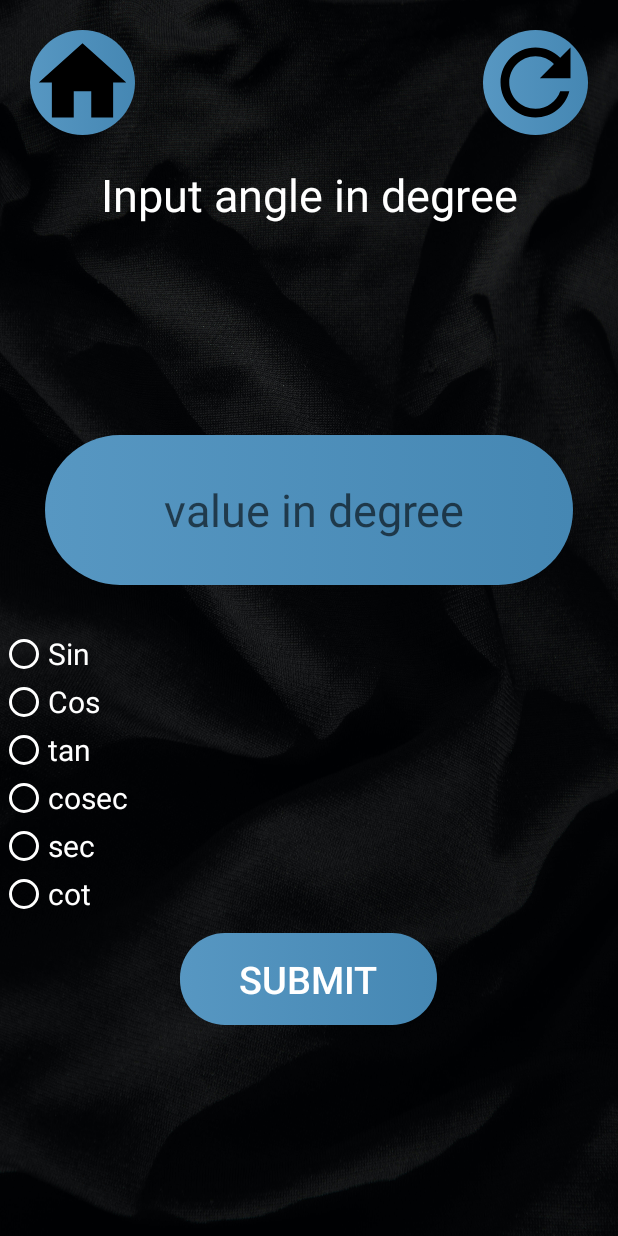
After one commit to ishita1521/calculator_android_app, an Android app: the TrignometryActivity screen opened directly, with no data from a screen before it, on a phone screen of 412 x 824 dp. The commit adds this screen. Run offline under Robolectric (Android 15) with nearby library versions, the phone set to English and light mode, and no system bars.

Commit message:
trignometry function add

```diff
--- a/app/src/main/java/com/example/calculator/Maths_tools_page.java
+++ b/app/src/main/java/com/example/calculator/Maths_tools_page.java
@@ -34,4 +34,9 @@ public class Maths_tools_page extends AppCompatActivity {
         startActivity(intent);
 
     }
+
+    public void trignometry(View view) {
+        Intent intent = new Intent(this,TrignometryActivity.class);
+        startActivity(intent);
+    }
 }
--- /dev/null
+++ b/app/src/main/java/com/example/calculator/TrignometryActivity.java
@@ -0,0 +1,115 @@
+package com.example.calculator;
+
+import androidx.appcompat.app.AppCompatActivity;
+
+import android.content.Intent;
+import android.os.Bundle;
+import android.view.View;
+import android.widget.Button;
+import android.widget.EditText;
+import android.widget.RadioButton;
+import android.widget.RadioGroup;
+import android.widget.TextView;
+import android.widget.Toast;
+
+public class TrignometryActivity extends AppCompatActivity {
+
+
+    EditText editText;
+    TextView textView;
+    Button button;
+    private RadioGroup radioGroup;
+
+
+    @Override
+    protected void onCreate(Bundle savedInstanceState) {
+        super.onCreate(savedInstanceState);
+        setContentView(R.layout.activity_trignometry);
+
+        editText  =findViewById(R.id.edittex_trignometry);
+        textView = findViewById(R.id.textView_trignometry);
+        button = findViewById(R.id.buttonsubmit_trignometry);
+
+
+        radioGroup = (RadioGroup)findViewById(R.id.groupradio);
+
+        // Uncheck or reset the radio buttons initially
+        radioGroup.clearCheck();
+
+        // Add the Listener to the RadioGroup
+        radioGroup.setOnCheckedChangeListener(
+                new RadioGroup
+                        .OnCheckedChangeListener() {
+                    @Override
+
+                    // The flow will come here when
+                    // any of the radio buttons in the radioGroup
+                    // has been clicked
+
+                    // Check which radio button has been clicked
+                    public void onCheckedChanged(RadioGroup group,
+                                                 int checkedId)
+                    {
+
+                        // Get the selected Radio Button
+                        RadioButton
+                                radioButton
+                                = (RadioButton)group
+                                .findViewById(checkedId);
+                    }
+                });
+
+
+        button.setOnClickListener(new View.OnClickListener() {
+            @Override
+            public void onClick(View view) {
+
+                double ans = Double.parseDouble(editText.getText().toString());
+
+                int selectedId = radioGroup.getCheckedRadioButtonId();
+                if (selectedId == -1) {
+                    Toast.makeText(TrignometryActivity.this,
+                                    "No answer has been selected",
+                                    Toast.LENGTH_SHORT)
+                            .show();
+                }
+                else {
+
+                    RadioButton radioButton
+                            = (RadioButton)radioGroup
+                            .findViewById(selectedId);
+
+                    if(radioButton.getText().equals("Sin")){
+                         String strDouble = String. format("%.2f",Math.sin(Math.toRadians(ans)));
+                         textView.setText(strDouble);
+
+                    }else if(radioButton.getText().equals("Cos")){
+                        String strDouble = String. format("%.2f",Math.cos(Math.toRadians(ans)));
+                        textView.setText(strDouble);
+                    }
+                    else if(radioButton.getText().equals("tan")){
+                        String strDouble = String. format("%.2f",Math.tan(Math.toRadians(ans)));
+                        textView.setText(strDouble);
+                    }else if(radioButton.getText().equals("cosec")){
+                        String strDouble = String. format("%.2f",1/Math.sin(Math.toRadians(ans)));
+                        textView.setText(strDouble);
+                    }else if(radioButton.getText().equals("sec")){
+                        String strDouble = String. format("%.2f",1/Math.cos(Math.toRadians(ans)));
+                        textView.setText(strDouble);
+                    }else if(radioButton.getText().equals("cot")){
+                        String strDouble = String. format("%.2f",1/Math.tan(Math.toRadians(ans)));
+                        textView.setText(strDouble);
+                    }
+                }
+            }
+        });
+
+
+    }
+
+    public void retry2(View v){
+        Intent intent = new Intent(this,TrignometryActivity.class);
+        startActivity(intent);
+        finish();
+    }
+}
--- a/app/src/main/res/layout/activity_maths_tools_page.xml
+++ b/app/src/main/res/layout/activity_maths_tools_page.xml
@@ -8,18 +8,24 @@
     android:onClick="home"
     tools:context=".Maths_tools_page">
 
-    <LinearLayout
-        android:id="@+id/linearLayout"
+
+    <ScrollView
         android:layout_width="match_parent"
-        android:layout_height="590dp"
+        android:layout_height="match_parent"
         android:layout_marginTop="174dp"
-
         android:orientation="vertical"
         app:layout_constraintBottom_toBottomOf="parent"
         app:layout_constraintEnd_toEndOf="parent"
         app:layout_constraintStart_toStartOf="parent"
         app:layout_constraintTop_toTopOf="parent"
         app:layout_constraintVertical_bias="1.0">
+
+
+        <LinearLayout
+            android:id="@+id/linearLayout"
+            android:layout_width="match_parent"
+            android:orientation="vertical"
+            android:layout_height="590dp">
 
             <TextView
                 android:id="@+id/textView23"
@@ -62,7 +68,30 @@
                 android:text="Linear Equation 2 variables"
                 android:textColor="@color/white"
                 android:textSize="35dp" />
+
+            <TextView
+                android:id="@+id/trignometry"
+                android:layout_width="match_parent"
+                android:layout_height="120dp"
+                android:layout_marginLeft="50dp"
+                android:layout_marginRight="50dp"
+                android:onClick="trignometry"
+                android:layout_marginBottom="50dp"
+                android:background="@drawable/box_design"
+                android:gravity="center"
+                android:text="Trigonometry"
+                android:textColor="@color/white"
+                android:textSize="35dp" />
+
+
+
+
         </LinearLayout>
+
+
+
+    </ScrollView>
+
 
     <TextView
         android:id="@+id/home_screen"
@@ -76,4 +105,6 @@
         app:layout_constraintStart_toStartOf="parent"
         app:layout_constraintTop_toTopOf="parent"
         app:layout_constraintVertical_bias="0.04000002" />
+
+
 </androidx.constraintlayout.widget.ConstraintLayout>
--- /dev/null
+++ b/app/src/main/res/layout/activity_trignometry.xml
@@ -0,0 +1,180 @@
+<?xml version="1.0" encoding="utf-8"?>
+<LinearLayout xmlns:android="http://schemas.android.com/apk/res/android"
+    xmlns:app="http://schemas.android.com/apk/res-auto"
+    xmlns:tools="http://schemas.android.com/tools"
+    android:layout_width="match_parent"
+    android:layout_height="match_parent"
+    android:orientation="vertical"
+    tools:context=".TrignometryActivity"
+    android:background="@drawable/black_bg">
+
+
+    <RelativeLayout
+        android:layout_width="match_parent"
+        android:layout_height="wrap_content">
+
+
+        <TextView
+            android:id="@+id/home_screen2"
+            android:layout_width="70dp"
+            android:layout_height="70dp"
+            android:background="@drawable/box_design"
+            android:foreground="@drawable/ic_baseline_home_24"
+            android:layout_marginStart="20dp"
+            android:layout_marginTop="20dp"/>
+
+        <TextView
+            android:id="@+id/retry2"
+            android:layout_width="70dp"
+            android:layout_height="70dp"
+            android:background="@drawable/box_design"
+            android:foreground="@drawable/ic_baseline_refresh_24"
+            android:onClick="retry2"
+            android:layout_alignParentEnd="true"
+            android:layout_marginEnd="20dp"
+            android:layout_marginTop="20dp"/>
+
+    </RelativeLayout>
+
+
+
+
+    <TextView
+        android:id="@+id/textView24"
+        android:layout_width="match_parent"
+        android:layout_height="80dp"
+        android:text="Input angle in degree"
+        android:textColor="@color/white"
+        android:gravity="center"
+        android:textSize="30dp"/>
+
+    <LinearLayout
+        android:id="@+id/linearLayout3"
+        android:layout_width="match_parent"
+        android:layout_height="wrap_content"
+        android:layout_margin="0dp"
+        android:layout_marginTop="398dp"
+        android:foregroundGravity="bottom|center"
+        android:gravity="bottom|center"
+        android:orientation="horizontal"
+        app:layout_constraintBottom_toBottomOf="parent"
+        app:layout_constraintEnd_toEndOf="parent"
+        app:layout_constraintHorizontal_bias="1.0"
+        app:layout_constraintStart_toStartOf="parent"
+        app:layout_constraintTop_toTopOf="parent"
+        app:layout_constraintVertical_bias="0.393">
+
+    </LinearLayout>
+
+    <TextView
+        android:id="@+id/textView_trignometry"
+        android:layout_width="match_parent"
+        android:layout_height="90dp"
+        android:layout_marginLeft="10dp"
+        android:gravity="center|left"
+        android:textColor="@color/white"
+        android:textSize="30dp" />
+
+
+
+    <EditText
+        android:id="@+id/edittex_trignometry"
+        android:layout_width="match_parent"
+        android:layout_height="100dp"
+        android:layout_margin="30dp"
+        android:background="@drawable/box_design"
+        android:baselineAligned="true"
+        android:ems="10"
+        android:foregroundGravity="bottom"
+        android:gravity="center"
+        android:hint="value in degree"
+        android:inputType="numberSigned|numberDecimal"
+        android:paddingLeft="7sp"
+        android:textSize="30dp"
+        tools:layout_editor_absoluteX="30dp"
+        tools:layout_editor_absoluteY="521dp" />
+
+
+    <RadioGroup
+        android:id="@+id/groupradio"
+        android:layout_width="fill_parent"
+        android:layout_height="wrap_content">
+
+        <!-- In RadioGroup create the 1 Radio Button-->
+        <!-- like this we will add some more Radio Button-->
+        <RadioButton
+            android:layout_width="fill_parent"
+            android:layout_height="wrap_content"
+            android:id="@+id/radia_id1"
+            android:buttonTint="@color/white"
+            android:textColor="@android:color/white"
+            android:text="Sin"
+            android:textSize="20sp"/>
+
+        <RadioButton
+            android:layout_width="fill_parent"
+            android:layout_height="wrap_content"
+            android:id="@+id/radia_id2"
+            android:buttonTint="@color/white"
+            android:textColor="@android:color/white"
+            android:text="Cos"
+            android:textSize="20sp"/>
+
+        <RadioButton
+            android:layout_width="fill_parent"
+            android:layout_height="wrap_content"
+            android:id="@+id/radia_id3"
+            android:buttonTint="@color/white"
+            android:textColor="@android:color/white"
+            android:text="tan"
+            android:textSize="20sp"/>
+
+        <RadioButton
+            android:layout_width="fill_parent"
+            android:layout_height="wrap_content"
+            android:buttonTint="@color/white"
+            android:textColor="@android:color/white"
+            android:id="@+id/radia_id4"
+            android:text="cosec"
+            android:textSize="20sp"/>
+
+        <RadioButton
+            android:layout_width="fill_parent"
+            android:layout_height="wrap_content"
+            android:buttonTint="@color/white"
+            android:textColor="@android:color/white"
+            android:id="@+id/radia_id5"
+            android:text="sec"
+            android:textSize="20sp"/>
+
+        <RadioButton
+            android:layout_width="fill_parent"
+            android:layout_height="wrap_content"
+            android:buttonTint="@color/white"
+            android:textColor="@android:color/white"
+            android:id="@+id/radia_id6"
+            android:text="cot"
+            android:textSize="20sp"/>
+
+    </RadioGroup>
+
+
+
+    <Button
+        android:id="@+id/buttonsubmit_trignometry"
+        android:layout_width="171dp"
+        android:layout_height="61dp"
+        android:layout_gravity="bottom|center"
+        android:layout_marginHorizontal="2dp"
+        android:background="@drawable/button_design2"
+        android:foregroundGravity="center"
+        android:gravity="center"
+        android:layout_marginTop="10dp"
+        android:shadowColor="@color/purple_500"
+        android:text="@string/submit"
+        android:textColor="@color/white"
+        android:textSize="25sp" />
+
+
+
+</LinearLayout>
```
Also changed, not shown: app/src/main/AndroidManifest.xml (+7 -4 lines). Lines whose indentation alone changed are shown as unchanged.
